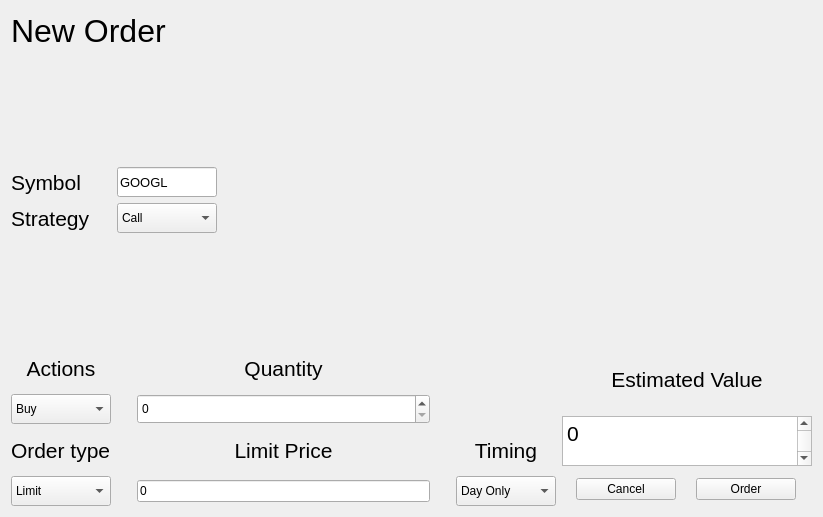
Old version of the form src/gui/neworder.ui in the repository guruprerana/trading-platform-pp.
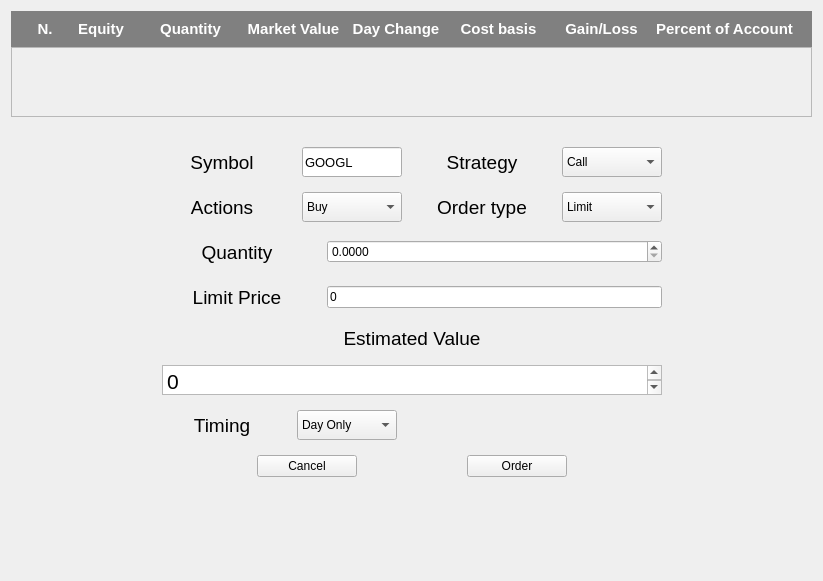
New version of the form.

Commit message: redesign order page

```diff
--- a/src/gui/neworder.ui
+++ b/src/gui/neworder.ui
@@ -7,62 +7,413 @@
     <x>0</x>
     <y>0</y>
     <width>823</width>
-    <height>517</height>
+    <height>581</height>
    </rect>
   </property>
   <property name="windowTitle">
    <string>Form</string>
   </property>
-  <layout class="QGridLayout" name="gridLayout_3">
-   <item row="0" column="0">
-    <layout class="QGridLayout" name="gridLayout">
-     <property name="sizeConstraint">
-      <enum>QLayout::SetDefaultConstraint</enum>
+  <layout class="QVBoxLayout" name="verticalLayout_2" stretch="0,0,0,1">
+   <property name="spacing">
+    <number>0</number>
+   </property>
+   <item>
+    <layout class="QVBoxLayout" name="performanceTable">
+     <item>
+      <widget class="QWidget" name="widget" native="true">
+       <property name="sizePolicy">
+        <sizepolicy hsizetype="Expanding" vsizetype="Preferred">
+         <horstretch>0</horstretch>
+         <verstretch>0</verstretch>
+        </sizepolicy>
+       </property>
+       <property name="minimumSize">
+        <size>
+         <width>500</width>
+         <height>0</height>
+        </size>
+       </property>
+       <property name="maximumSize">
+        <size>
+         <width>16777215</width>
+         <height>40</height>
+        </size>
+       </property>
+       <property name="font">
+        <font>
+         <pointsize>11</pointsize>
+         <weight>75</weight>
+         <italic>false</italic>
+         <bold>true</bold>
+        </font>
+       </property>
+       <property name="autoFillBackground">
+        <bool>false</bool>
+       </property>
+       <property name="styleSheet">
+        <string notr="true">background-color: gray;
+color: white;
+font-weight: bold;
+text-align: center;</string>
+       </property>
+       <layout class="QHBoxLayout" name="horizontalLayout_5">
+        <property name="leftMargin">
+         <number>19</number>
+        </property>
+        <property name="rightMargin">
+         <number>19</number>
+        </property>
+        <item>
+         <widget class="QLabel" name="label">
+          <property name="maximumSize">
+           <size>
+            <width>30</width>
+            <height>16777215</height>
+           </size>
+          </property>
+          <property name="text">
+           <string>N.</string>
+          </property>
+          <property name="alignment">
+           <set>Qt::AlignCenter</set>
+          </property>
+         </widget>
+        </item>
+        <item>
+         <widget class="QLabel" name="label_6">
+          <property name="maximumSize">
+           <size>
+            <width>70</width>
+            <height>16777215</height>
+           </size>
+          </property>
+          <property name="text">
+           <string>Equity</string>
+          </property>
+          <property name="alignment">
+           <set>Qt::AlignCenter</set>
+          </property>
+         </widget>
+        </item>
+        <item>
+         <widget class="QLabel" name="label_8">
+          <property name="text">
+           <string>Quantity</string>
+          </property>
+          <property name="alignment">
+           <set>Qt::AlignCenter</set>
+          </property>
+         </widget>
+        </item>
+        <item>
+         <widget class="QLabel" name="label_5">
+          <property name="text">
+           <string>Market Value</string>
+          </property>
+          <property name="alignment">
+           <set>Qt::AlignCenter</set>
+          </property>
+         </widget>
+        </item>
+        <item>
+         <widget class="QLabel" name="label_2">
+          <property name="text">
+           <string>Day Change</string>
+          </property>
+          <property name="alignment">
+           <set>Qt::AlignCenter</set>
+          </property>
+         </widget>
+        </item>
+        <item>
+         <widget class="QLabel" name="label_3">
+          <property name="text">
+           <string>Cost basis</string>
+          </property>
+          <property name="alignment">
+           <set>Qt::AlignCenter</set>
+          </property>
+         </widget>
+        </item>
+        <item>
+         <widget class="QLabel" name="label_4">
+          <property name="text">
+           <string>Gain/Loss</string>
+          </property>
+          <property name="alignment">
+           <set>Qt::AlignCenter</set>
+          </property>
+         </widget>
+        </item>
+        <item>
+         <widget class="QLabel" name="label_7">
+          <property name="text">
+           <string>Percent of Account</string>
+          </property>
+          <property name="alignment">
+           <set>Qt::AlignCenter</set>
+          </property>
+         </widget>
+        </item>
+       </layout>
+      </widget>
+     </item>
+    </layout>
+   </item>
+   <item>
+    <widget class="QScrollArea" name="tableScroll">
+     <property name="maximumSize">
+      <size>
+       <width>16777215</width>
+       <height>300</height>
+      </size>
      </property>
-     <item row="2" column="1">
-      <layout class="QHBoxLayout" name="horizontalLayout_2">
+     <property name="widgetResizable">
+      <bool>true</bool>
+     </property>
+     <widget class="QWidget" name="scrollAreaWidgetContents">
+      <property name="geometry">
+       <rect>
+        <x>0</x>
+        <y>0</y>
+        <width>803</width>
+        <height>68</height>
+       </rect>
+      </property>
+     </widget>
+    </widget>
+   </item>
+   <item>
+    <layout class="QHBoxLayout" name="horizontalLayout_6">
+     <item>
+      <spacer name="horizontalSpacer_4">
+       <property name="orientation">
+        <enum>Qt::Horizontal</enum>
+       </property>
+       <property name="sizeHint" stdset="0">
+        <size>
+         <width>40</width>
+         <height>20</height>
+        </size>
+       </property>
+      </spacer>
+     </item>
+     <item>
+      <layout class="QVBoxLayout" name="verticalLayout_3">
+       <property name="spacing">
+        <number>15</number>
+       </property>
+       <property name="topMargin">
+        <number>30</number>
+       </property>
        <item>
-        <layout class="QGridLayout" name="gridLayout_2">
-         <item row="2" column="0">
+        <layout class="QHBoxLayout" name="horizontalLayout_8">
+         <property name="spacing">
+          <number>20</number>
+         </property>
+         <item>
+          <widget class="QLabel" name="symbolLabel">
+           <property name="minimumSize">
+            <size>
+             <width>120</width>
+             <height>30</height>
+            </size>
+           </property>
+           <property name="maximumSize">
+            <size>
+             <width>120</width>
+             <height>30</height>
+            </size>
+           </property>
+           <property name="font">
+            <font>
+             <pointsize>14</pointsize>
+            </font>
+           </property>
+           <property name="text">
+            <string>Symbol</string>
+           </property>
+           <property name="alignment">
+            <set>Qt::AlignCenter</set>
+           </property>
+          </widget>
+         </item>
+         <item>
+          <widget class="QLineEdit" name="symbolValueLineEdit">
+           <property name="minimumSize">
+            <size>
+             <width>100</width>
+             <height>30</height>
+            </size>
+           </property>
+           <property name="maximumSize">
+            <size>
+             <width>100</width>
+             <height>30</height>
+            </size>
+           </property>
+           <property name="font">
+            <font>
+             <pointsize>10</pointsize>
+            </font>
+           </property>
+           <property name="text">
+            <string>GOOGL</string>
+           </property>
+          </widget>
+         </item>
+         <item>
+          <widget class="QLabel" name="strategyLabel">
+           <property name="minimumSize">
+            <size>
+             <width>120</width>
+             <height>30</height>
+            </size>
+           </property>
+           <property name="maximumSize">
+            <size>
+             <width>120</width>
+             <height>30</height>
+            </size>
+           </property>
+           <property name="font">
+            <font>
+             <pointsize>14</pointsize>
+            </font>
+           </property>
+           <property name="text">
+            <string>Strategy</string>
+           </property>
+           <property name="alignment">
+            <set>Qt::AlignCenter</set>
+           </property>
+          </widget>
+         </item>
+         <item>
+          <widget class="QComboBox" name="strategyValueComboBox">
+           <property name="minimumSize">
+            <size>
+             <width>100</width>
+             <height>30</height>
+            </size>
+           </property>
+           <property name="maximumSize">
+            <size>
+             <width>100</width>
+             <height>30</height>
+            </size>
+           </property>
+           <item>
+            <property name="text">
+             <string>Call</string>
+            </property>
+           </item>
+           <item>
+            <property name="text">
+             <string>ETF</string>
+            </property>
+           </item>
+           <item>
+            <property name="text">
+             <string>Put</string>
+            </property>
+           </item>
+          </widget>
+         </item>
+        </layout>
+       </item>
+       <item>
+        <layout class="QHBoxLayout" name="horizontalLayout_7">
+         <property name="spacing">
+          <number>20</number>
+         </property>
+         <item>
+          <widget class="QLabel" name="actionsLabel">
+           <property name="minimumSize">
+            <size>
+             <width>120</width>
+             <height>30</height>
+            </size>
+           </property>
+           <property name="maximumSize">
+            <size>
+             <width>120</width>
+             <height>30</height>
+            </size>
+           </property>
+           <property name="font">
+            <font>
+             <pointsize>14</pointsize>
+             <kerning>true</kerning>
+            </font>
+           </property>
+           <property name="text">
+            <string>Actions</string>
+           </property>
+           <property name="alignment">
+            <set>Qt::AlignCenter</set>
+           </property>
+          </widget>
+         </item>
+         <item>
+          <widget class="QComboBox" name="actionsValueComboBox">
+           <property name="minimumSize">
+            <size>
+             <width>100</width>
+             <height>30</height>
+            </size>
+           </property>
+           <property name="maximumSize">
+            <size>
+             <width>100</width>
+             <height>30</height>
+            </size>
+           </property>
+           <item>
+            <property name="text">
+             <string>Buy</string>
+            </property>
+           </item>
+           <item>
+            <property name="text">
+             <string>Sell</string>
+            </property>
+           </item>
+           <item>
+            <property name="text">
+             <string>Sell short</string>
+            </property>
+           </item>
+          </widget>
+         </item>
+         <item>
           <widget class="QLabel" name="orderTypeLabel">
            <property name="minimumSize">
             <size>
-             <width>100</width>
-             <height>40</height>
+             <width>120</width>
+             <height>30</height>
             </size>
            </property>
            <property name="maximumSize">
             <size>
-             <width>100</width>
-             <height>40</height>
+             <width>120</width>
+             <height>30</height>
             </size>
            </property>
            <property name="font">
             <font>
-             <pointsize>16</pointsize>
+             <pointsize>14</pointsize>
             </font>
            </property>
            <property name="text">
             <string>Order type</string>
            </property>
-          </widget>
-         </item>
-         <item row="2" column="4">
-          <widget class="QLabel" name="timingLabel">
-           <property name="font">
-            <font>
-             <pointsize>16</pointsize>
-            </font>
-           </property>
-           <property name="text">
-            <string>Timing</string>
-           </property>
            <property name="alignment">
             <set>Qt::AlignCenter</set>
            </property>
           </widget>
          </item>
-         <item row="3" column="0">
+         <item>
           <widget class="QComboBox" name="orderTypeValueComboBox">
            <property name="minimumSize">
             <size>
@@ -73,7 +424,7 @@
            <property name="maximumSize">
             <size>
              <width>100</width>
-             <height>16777215</height>
+             <height>30</height>
             </size>
            </property>
            <item>
@@ -103,142 +454,27 @@
            </item>
           </widget>
          </item>
-         <item row="3" column="4">
-          <widget class="QComboBox" name="timingValueComboBox">
-           <property name="maximumSize">
-            <size>
-             <width>100</width>
-             <height>30</height>
-            </size>
-           </property>
-           <item>
-            <property name="text">
-             <string>Day Only</string>
-            </property>
-           </item>
-           <item>
-            <property name="text">
-             <string>Extended Hours</string>
-            </property>
-           </item>
-           <item>
-            <property name="text">
-             <string>Fill or Kill</string>
-            </property>
-           </item>
-           <item>
-            <property name="text">
-             <string>Good Until Cancelled</string>
-            </property>
-           </item>
-           <item>
-            <property name="text">
-             <string>Immediate or Cancelled</string>
-            </property>
-           </item>
-          </widget>
-         </item>
-         <item row="1" column="2">
-          <widget class="QSpinBox" name="quantityValueSpinBox">
-           <property name="minimumSize">
-            <size>
-             <width>0</width>
-             <height>30</height>
-            </size>
-           </property>
-          </widget>
-         </item>
-         <item row="1" column="0">
-          <widget class="QComboBox" name="actionsValueComboBox">
-           <property name="minimumSize">
-            <size>
-             <width>100</width>
-             <height>30</height>
-            </size>
-           </property>
-           <property name="maximumSize">
-            <size>
-             <width>100</width>
-             <height>16777215</height>
-            </size>
-           </property>
-           <item>
-            <property name="text">
-             <string>Buy</string>
-            </property>
-           </item>
-           <item>
-            <property name="text">
-             <string>Sell</string>
-            </property>
-           </item>
-           <item>
-            <property name="text">
-             <string>Sell short</string>
-            </property>
-           </item>
-          </widget>
-         </item>
-         <item row="0" column="0">
-          <widget class="QLabel" name="actionsLabel">
-           <property name="minimumSize">
-            <size>
-             <width>100</width>
-             <height>40</height>
-            </size>
-           </property>
-           <property name="maximumSize">
-            <size>
-             <width>100</width>
-             <height>40</height>
-            </size>
-           </property>
-           <property name="font">
-            <font>
-             <pointsize>16</pointsize>
-            </font>
-           </property>
-           <property name="text">
-            <string>Actions</string>
-           </property>
-           <property name="alignment">
-            <set>Qt::AlignCenter</set>
-           </property>
-          </widget>
-         </item>
-         <item row="1" column="1">
-          <spacer name="horizontalSpacer">
-           <property name="orientation">
-            <enum>Qt::Horizontal</enum>
-           </property>
-           <property name="sizeType">
-            <enum>QSizePolicy::Fixed</enum>
-           </property>
-           <property name="sizeHint" stdset="0">
-            <size>
-             <width>20</width>
-             <height>20</height>
-            </size>
-           </property>
-          </spacer>
-         </item>
-         <item row="0" column="2">
+        </layout>
+       </item>
+       <item>
+        <layout class="QHBoxLayout" name="horizontalLayout_9">
+         <item>
           <widget class="QLabel" name="quantityLabel">
            <property name="minimumSize">
             <size>
              <width>100</width>
-             <height>0</height>
+             <height>30</height>
             </size>
            </property>
            <property name="maximumSize">
             <size>
-             <width>16777215</width>
-             <height>40</height>
+             <width>150</width>
+             <height>30</height>
             </size>
            </property>
            <property name="font">
             <font>
-             <pointsize>16</pointsize>
+             <pointsize>14</pointsize>
             </font>
            </property>
            <property name="text">
@@ -249,11 +485,43 @@
            </property>
           </widget>
          </item>
-         <item row="2" column="2">
+         <item>
+          <widget class="QDoubleSpinBox" name="quantityValueSpinBox">
+           <property name="decimals">
+            <number>4</number>
+           </property>
+           <property name="maximum">
+            <double>10000000.000000000000000</double>
+           </property>
+           <property name="singleStep">
+            <double>0.000100000000000</double>
+           </property>
+           <property name="stepType">
+            <enum>QAbstractSpinBox::DefaultStepType</enum>
+           </property>
+          </widget>
+         </item>
+        </layout>
+       </item>
+       <item>
+        <layout class="QHBoxLayout" name="horizontalLayout_10">
+         <item>
           <widget class="QLabel" name="limitPriceLabel">
+           <property name="minimumSize">
+            <size>
+             <width>150</width>
+             <height>30</height>
+            </size>
+           </property>
+           <property name="maximumSize">
+            <size>
+             <width>150</width>
+             <height>30</height>
+            </size>
+           </property>
            <property name="font">
             <font>
-             <pointsize>16</pointsize>
+             <pointsize>14</pointsize>
             </font>
            </property>
            <property name="text">
@@ -264,23 +532,7 @@
            </property>
           </widget>
          </item>
-         <item row="1" column="3">
-          <spacer name="horizontalSpacer_2">
-           <property name="orientation">
-            <enum>Qt::Horizontal</enum>
-           </property>
-           <property name="sizeType">
-            <enum>QSizePolicy::Minimum</enum>
-           </property>
-           <property name="sizeHint" stdset="0">
-            <size>
-             <width>20</width>
-             <height>20</height>
-            </size>
-           </property>
-          </spacer>
-         </item>
-         <item row="3" column="2">
+         <item>
           <widget class="QLineEdit" name="limitPriceValueLineEdit">
            <property name="text">
             <string>0</string>
@@ -290,28 +542,31 @@
         </layout>
        </item>
        <item>
-        <layout class="QVBoxLayout" name="verticalLayout">
-         <property name="sizeConstraint">
-          <enum>QLayout::SetDefaultConstraint</enum>
-         </property>
+        <layout class="QVBoxLayout" name="verticalLayout_4">
          <item>
           <widget class="QLabel" name="estimatedValueLabel">
+           <property name="sizePolicy">
+            <sizepolicy hsizetype="Expanding" vsizetype="Preferred">
+             <horstretch>0</horstretch>
+             <verstretch>0</verstretch>
+            </sizepolicy>
+           </property>
            <property name="minimumSize">
             <size>
-             <width>3</width>
+             <width>0</width>
              <height>0</height>
             </size>
            </property>
            <property name="maximumSize">
             <size>
-             <width>250</width>
+             <width>5000</width>
              <height>50</height>
             </size>
            </property>
            <property name="font">
             <font>
              <family>MS Shell Dlg 2</family>
-             <pointsize>16</pointsize>
+             <pointsize>14</pointsize>
             </font>
            </property>
            <property name="text">
@@ -326,8 +581,8 @@
           <widget class="QTextBrowser" name="estimatedValueTextBrowser">
            <property name="maximumSize">
             <size>
-             <width>250</width>
-             <height>50</height>
+             <width>2000</width>
+             <height>30</height>
             </size>
            </property>
            <property name="font">
@@ -339,17 +594,99 @@
             <string>&lt;!DOCTYPE HTML PUBLIC &quot;-//W3C//DTD HTML 4.0//EN&quot; &quot;http://www.w3.org/TR/REC-html40/strict.dtd&quot;&gt;
 &lt;html&gt;&lt;head&gt;&lt;meta name=&quot;qrichtext&quot; content=&quot;1&quot; /&gt;&lt;style type=&quot;text/css&quot;&gt;
 p, li { white-space: pre-wrap; }
-&lt;/style&gt;&lt;/head&gt;&lt;body style=&quot; font-family:'MS Shell Dlg 2'; font-size:16pt; font-weight:400; font-style:normal;&quot;&gt;
-&lt;p style=&quot; margin-top:0px; margin-bottom:0px; margin-left:0px; margin-right:0px; -qt-block-indent:0; text-indent:0px;&quot;&gt;0&lt;/p&gt;
-&lt;p style=&quot;-qt-paragraph-type:empty; margin-top:0px; margin-bottom:0px; margin-left:0px; margin-right:0px; -qt-block-indent:0; text-indent:0px;&quot;&gt;&lt;br /&gt;&lt;/p&gt;&lt;/body&gt;&lt;/html&gt;</string>
+&lt;/style&gt;&lt;/head&gt;&lt;body style=&quot; font-family:'Ubuntu'; font-size:16pt; font-weight:400; font-style:normal;&quot;&gt;
+&lt;p style=&quot; margin-top:0px; margin-bottom:0px; margin-left:0px; margin-right:0px; -qt-block-indent:0; text-indent:0px;&quot;&gt;&lt;span style=&quot; font-family:'MS Shell Dlg 2';&quot;&gt;0&lt;/span&gt;&lt;/p&gt;
+&lt;p style=&quot;-qt-paragraph-type:empty; margin-top:0px; margin-bottom:0px; margin-left:0px; margin-right:0px; -qt-block-indent:0; text-indent:0px; font-family:'MS Shell Dlg 2';&quot;&gt;&lt;br /&gt;&lt;/p&gt;&lt;/body&gt;&lt;/html&gt;</string>
            </property>
           </widget>
          </item>
          <item>
-          <layout class="QHBoxLayout" name="horizontalLayout_3">
-           <property name="sizeConstraint">
-            <enum>QLayout::SetMinimumSize</enum>
-           </property>
+          <layout class="QHBoxLayout" name="horizontalLayout_11">
+           <item>
+            <widget class="QLabel" name="timingLabel">
+             <property name="minimumSize">
+              <size>
+               <width>120</width>
+               <height>30</height>
+              </size>
+             </property>
+             <property name="maximumSize">
+              <size>
+               <width>120</width>
+               <height>30</height>
+              </size>
+             </property>
+             <property name="font">
+              <font>
+               <pointsize>14</pointsize>
+              </font>
+             </property>
+             <property name="text">
+              <string>Timing</string>
+             </property>
+             <property name="alignment">
+              <set>Qt::AlignCenter</set>
+             </property>
+            </widget>
+           </item>
+           <item>
+            <widget class="QComboBox" name="timingValueComboBox">
+             <property name="minimumSize">
+              <size>
+               <width>100</width>
+               <height>30</height>
+              </size>
+             </property>
+             <property name="maximumSize">
+              <size>
+               <width>100</width>
+               <height>30</height>
+              </size>
+             </property>
+             <item>
+              <property name="text">
+               <string>Day Only</string>
+              </property>
+             </item>
+             <item>
+              <property name="text">
+               <string>Extended Hours</string>
+              </property>
+             </item>
+             <item>
+              <property name="text">
+               <string>Fill or Kill</string>
+              </property>
+             </item>
+             <item>
+              <property name="text">
+               <string>Good Until Cancelled</string>
+              </property>
+             </item>
+             <item>
+              <property name="text">
+               <string>Immediate or Cancelled</string>
+              </property>
+             </item>
+            </widget>
+           </item>
+           <item>
+            <spacer name="horizontalSpacer_5">
+             <property name="orientation">
+              <enum>Qt::Horizontal</enum>
+             </property>
+             <property name="sizeHint" stdset="0">
+              <size>
+               <width>40</width>
+               <height>20</height>
+              </size>
+             </property>
+            </spacer>
+           </item>
+          </layout>
+         </item>
+         <item>
+          <layout class="QHBoxLayout" name="horizontalLayout_12">
            <item>
             <widget class="QPushButton" name="cancelPushButton">
              <property name="minimumSize">
@@ -388,168 +725,34 @@
        </item>
       </layout>
      </item>
-     <item row="0" column="1">
-      <widget class="QLabel" name="titleLabel">
-       <property name="minimumSize">
-        <size>
-         <width>700</width>
-         <height>40</height>
-        </size>
+     <item>
+      <spacer name="horizontalSpacer_3">
+       <property name="orientation">
+        <enum>Qt::Horizontal</enum>
        </property>
-       <property name="maximumSize">
+       <property name="sizeHint" stdset="0">
         <size>
-         <width>700</width>
-         <height>40</height>
+         <width>40</width>
+         <height>20</height>
         </size>
        </property>
-       <property name="font">
-        <font>
-         <pointsize>24</pointsize>
-        </font>
-       </property>
-       <property name="text">
-        <string>New Order</string>
-       </property>
-      </widget>
-     </item>
-     <item row="1" column="1">
-      <layout class="QHBoxLayout" name="horizontalLayout">
-       <property name="sizeConstraint">
-        <enum>QLayout::SetMinimumSize</enum>
-       </property>
-       <item>
-        <layout class="QFormLayout" name="formLayout">
-         <property name="labelAlignment">
-          <set>Qt::AlignLeading|Qt::AlignLeft|Qt::AlignVCenter</set>
-         </property>
-         <property name="formAlignment">
-          <set>Qt::AlignLeading|Qt::AlignLeft|Qt::AlignVCenter</set>
-         </property>
-         <item row="0" column="0">
-          <widget class="QLabel" name="symbolLabel">
-           <property name="minimumSize">
-            <size>
-             <width>100</width>
-             <height>30</height>
-            </size>
-           </property>
-           <property name="maximumSize">
-            <size>
-             <width>100</width>
-             <height>30</height>
-            </size>
-           </property>
-           <property name="font">
-            <font>
-             <pointsize>16</pointsize>
-            </font>
-           </property>
-           <property name="text">
-            <string>Symbol</string>
-           </property>
-          </widget>
-         </item>
-         <item row="0" column="1">
-          <widget class="QLineEdit" name="symbolValueLineEdit">
-           <property name="minimumSize">
-            <size>
-             <width>100</width>
-             <height>30</height>
-            </size>
-           </property>
-           <property name="maximumSize">
-            <size>
-             <width>100</width>
-             <height>30</height>
-            </size>
-           </property>
-           <property name="font">
-            <font>
-             <pointsize>10</pointsize>
-            </font>
-           </property>
-           <property name="text">
-            <string>GOOGL</string>
-           </property>
-          </widget>
-         </item>
-         <item row="1" column="0">
-          <widget class="QLabel" name="strategyLabel">
-           <property name="minimumSize">
-            <size>
-             <width>100</width>
-             <height>30</height>
-            </size>
-           </property>
-           <property name="maximumSize">
-            <size>
-             <width>100</width>
-             <height>30</height>
-            </size>
-           </property>
-           <property name="font">
-            <font>
-             <pointsize>16</pointsize>
-            </font>
-           </property>
-           <property name="text">
-            <string>Strategy</string>
-           </property>
-          </widget>
-         </item>
-         <item row="1" column="1">
-          <widget class="QComboBox" name="strategyValueComboBox">
-           <property name="minimumSize">
-            <size>
-             <width>100</width>
-             <height>30</height>
-            </size>
-           </property>
-           <property name="maximumSize">
-            <size>
-             <width>100</width>
-             <height>30</height>
-            </size>
-           </property>
-           <item>
-            <property name="text">
-             <string>Call</string>
-            </property>
-           </item>
-           <item>
-            <property name="text">
-             <string>ETF</string>
-            </property>
-           </item>
-           <item>
-            <property name="text">
-             <string>Put</string>
-            </property>
-           </item>
-          </widget>
-         </item>
-        </layout>
-       </item>
-       <item>
-        <widget class="QWidget" name="show_charts_here" native="true">
-         <property name="sizePolicy">
-          <sizepolicy hsizetype="Preferred" vsizetype="Preferred">
-           <horstretch>0</horstretch>
-           <verstretch>0</verstretch>
-          </sizepolicy>
-         </property>
-         <property name="minimumSize">
-          <size>
-           <width>500</width>
-           <height>150</height>
-          </size>
-         </property>
-        </widget>
-       </item>
-      </layout>
+      </spacer>
      </item>
     </layout>
    </item>
+   <item>
+    <spacer name="verticalSpacer">
+     <property name="orientation">
+      <enum>Qt::Vertical</enum>
+     </property>
+     <property name="sizeHint" stdset="0">
+      <size>
+       <width>20</width>
+       <height>40</height>
+      </size>
+     </property>
+    </spacer>
+   </item>
   </layout>
  </widget>
  <resources/>
```
Left out of the diff: 3 changed lines with no effect on the pictures. The commit also changes 5 other files.
